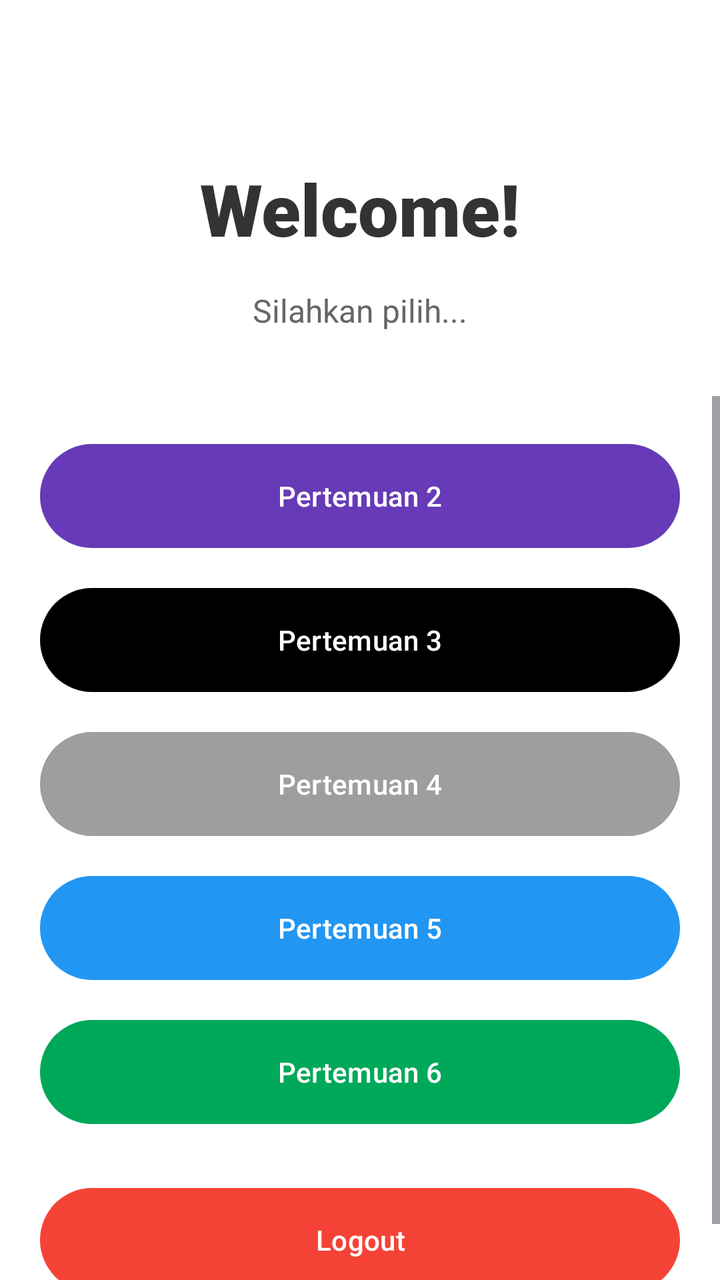
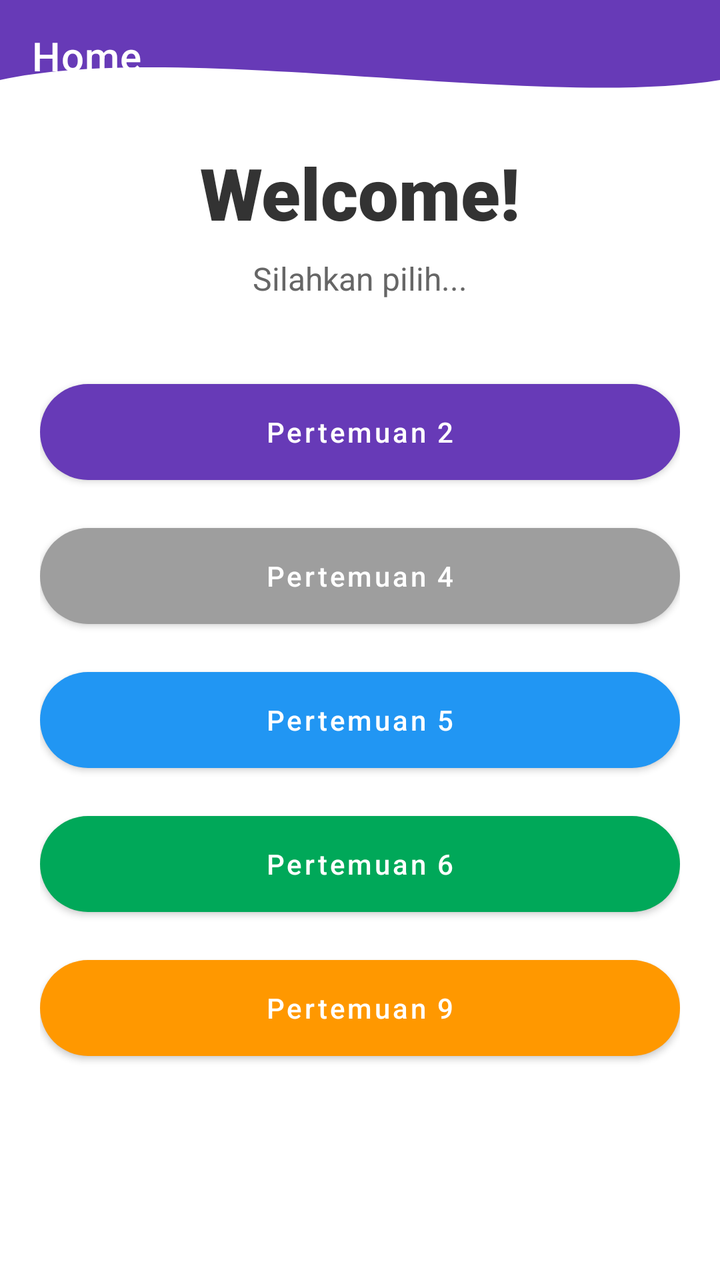

An Android layout rendered at two revisions. The XML below is the earlier revision; the diff shows what the commit changed to produce the second picture.
<!-- AndroidManifest.xml: application theme Theme.RaseoApps -->
<!-- res/layout/fragment_home.xml -->
<?xml version="1.0" encoding="utf-8"?>
<androidx.constraintlayout.widget.ConstraintLayout xmlns:android="http://schemas.android.com/apk/res/android"
    xmlns:app="http://schemas.android.com/apk/res-auto"
    xmlns:tools="http://schemas.android.com/tools"
    android:layout_width="match_parent"
    android:layout_height="match_parent"
    android:background="@color/white"
    tools:context=".home.HomeFragment">

    <TextView
        android:id="@+id/tvWelcome"
        android:layout_width="wrap_content"
        android:layout_height="wrap_content"
        android:layout_marginTop="80dp"
        android:fontFamily="sans-serif-black"
        android:text="Welcome!"
        android:textColor="#333333"
        android:textSize="36sp"
        app:layout_constraintEnd_toEndOf="parent"
        app:layout_constraintStart_toStartOf="parent"
        app:layout_constraintTop_toTopOf="parent" />

    <TextView
        android:id="@+id/tvSubtitle"
        android:layout_width="wrap_content"
        android:layout_height="wrap_content"
        android:layout_marginTop="16dp"
        android:text="Silahkan pilih..."
        android:textColor="#666666"
        android:textSize="16sp"
        app:layout_constraintEnd_toEndOf="parent"
        app:layout_constraintStart_toStartOf="parent"
        app:layout_constraintTop_toBottomOf="@+id/tvWelcome" />

    <ScrollView
        android:layout_width="match_parent"
        android:layout_height="0dp"
        android:layout_marginTop="32dp"
        app:layout_constraintBottom_toBottomOf="parent"
        app:layout_constraintTop_toBottomOf="@+id/tvSubtitle">

        <LinearLayout
            android:layout_width="match_parent"
            android:layout_height="wrap_content"
            android:gravity="center_horizontal"
            android:orientation="vertical"
            android:padding="20dp">

            <com.google.android.material.button.MaterialButton
                android:id="@+id/btnToSecond"
                android:layout_width="match_parent"
                android:layout_height="60dp"
                android:layout_marginBottom="12dp"
                android:text="Pertemuan 2"
                android:textAllCaps="false"
                app:cornerRadius="30dp"
                app:backgroundTint="#673AB7" />

            <com.google.android.material.button.MaterialButton
                android:id="@+id/btnToThird"
                android:layout_width="match_parent"
                android:layout_height="60dp"
                android:layout_marginBottom="12dp"
                android:text="Pertemuan 3"
                android:textAllCaps="false"
                app:cornerRadius="30dp"
                app:backgroundTint="#000000" />

            <com.google.android.material.button.MaterialButton
                android:id="@+id/btnToFourth"
                android:layout_width="match_parent"
                android:layout_height="60dp"
                android:layout_marginBottom="12dp"
                android:text="Pertemuan 4"
                android:textAllCaps="false"
                app:cornerRadius="30dp"
                app:backgroundTint="#9E9E9E" />

            <com.google.android.material.button.MaterialButton
                android:id="@+id/btnToFifth"
                android:layout_width="match_parent"
                android:layout_height="60dp"
                android:layout_marginBottom="12dp"
                android:text="Pertemuan 5"
                android:textAllCaps="false"
                app:cornerRadius="30dp"
                app:backgroundTint="#2196F3" />

            <com.google.android.material.button.MaterialButton
                android:id="@+id/btnToSixth"
                android:layout_width="match_parent"
                android:layout_height="60dp"
                android:layout_marginBottom="24dp"
                android:text="Pertemuan 6"
                android:textAllCaps="false"
                app:cornerRadius="30dp"
                app:backgroundTint="#00A859" />

            <com.google.android.material.button.MaterialButton
                android:id="@+id/btnLogout"
                android:layout_width="match_parent"
                android:layout_height="60dp"
                android:text="Logout"
                android:textAllCaps="false"
                app:cornerRadius="30dp"
                app:backgroundTint="#F44336" />

        </LinearLayout>
    </ScrollView>

</androidx.constraintlayout.widget.ConstraintLayout>
<!-- resources referenced by this layout -->
<resources>
  <color name="white">#FFFFFFFF</color>
  <style name="Theme.RaseoApps" parent="Base.Theme.RaseoApps" />
  <style name="Base.Theme.RaseoApps" parent="Theme.Material3.DayNight.NoActionBar">
          
          
      </style>
</resources>

<!-- the commit's change to res/layout/fragment_home.xml (unified diff, before → after) -->
@@ -7,35 +7,52 @@
     android:background="@color/white"
     tools:context=".home.HomeFragment">
 
+    <View
+        android:id="@+id/background_header"
+        android:layout_width="0dp"
+        android:layout_height="100dp"
+        android:background="@drawable/bg_header_wave"
+        app:layout_constraintEnd_toEndOf="parent"
+        app:layout_constraintStart_toStartOf="parent"
+        app:layout_constraintTop_toTopOf="parent" />
+
+    <androidx.appcompat.widget.Toolbar
+        android:id="@+id/toolbar"
+        android:layout_width="match_parent"
+        android:layout_height="?attr/actionBarSize"
+        app:layout_constraintTop_toTopOf="parent"
+        app:title="Home"
+        app:titleTextColor="@color/white" />
+
     <TextView
-        android:id="@+id/tvWelcome"
+        android:id="@+id/textView2"
         android:layout_width="wrap_content"
         android:layout_height="wrap_content"
-        android:layout_marginTop="80dp"
+        android:layout_marginTop="16dp"
         android:fontFamily="sans-serif-black"
         android:text="Welcome!"
         android:textColor="#333333"
         android:textSize="36sp"
         app:layout_constraintEnd_toEndOf="parent"
         app:layout_constraintStart_toStartOf="parent"
-        app:layout_constraintTop_toTopOf="parent" />
+        app:layout_constraintTop_toBottomOf="@+id/toolbar" />
 
     <TextView
         android:id="@+id/tvSubtitle"
         android:layout_width="wrap_content"
         android:layout_height="wrap_content"
-        android:layout_marginTop="16dp"
+        android:layout_marginTop="8dp"
         android:text="Silahkan pilih..."
         android:textColor="#666666"
         android:textSize="16sp"
         app:layout_constraintEnd_toEndOf="parent"
         app:layout_constraintStart_toStartOf="parent"
-        app:layout_constraintTop_toBottomOf="@+id/tvWelcome" />
+        app:layout_constraintTop_toBottomOf="@+id/textView2" />
 
     <ScrollView
         android:layout_width="match_parent"
         android:layout_height="0dp"
-        android:layout_marginTop="32dp"
+        android:layout_marginTop="16dp"
         app:layout_constraintBottom_toBottomOf="parent"
         app:layout_constraintTop_toBottomOf="@+id/tvSubtitle">
 
@@ -53,18 +70,8 @@
                 android:layout_marginBottom="12dp"
                 android:text="Pertemuan 2"
                 android:textAllCaps="false"
-                app:cornerRadius="30dp"
-                app:backgroundTint="#673AB7" />
-
-            <com.google.android.material.button.MaterialButton
-                android:id="@+id/btnToThird"
-                android:layout_width="match_parent"
-                android:layout_height="60dp"
-                android:layout_marginBottom="12dp"
-                android:text="Pertemuan 3"
-                android:textAllCaps="false"
-                app:cornerRadius="30dp"
-                app:backgroundTint="#000000" />
+                app:backgroundTint="#673AB7"
+                app:cornerRadius="30dp" />
 
             <com.google.android.material.button.MaterialButton
                 android:id="@+id/btnToFourth"
@@ -73,8 +80,8 @@
                 android:layout_marginBottom="12dp"
                 android:text="Pertemuan 4"
                 android:textAllCaps="false"
-                app:cornerRadius="30dp"
-                app:backgroundTint="#9E9E9E" />
+                app:backgroundTint="#9E9E9E"
+                app:cornerRadius="30dp" />
 
             <com.google.android.material.button.MaterialButton
                 android:id="@+id/btnToFifth"
@@ -83,27 +90,28 @@
                 android:layout_marginBottom="12dp"
                 android:text="Pertemuan 5"
                 android:textAllCaps="false"
-                app:cornerRadius="30dp"
-                app:backgroundTint="#2196F3" />
+                app:backgroundTint="#2196F3"
+                app:cornerRadius="30dp" />
 
             <com.google.android.material.button.MaterialButton
                 android:id="@+id/btnToSixth"
                 android:layout_width="match_parent"
                 android:layout_height="60dp"
-                android:layout_marginBottom="24dp"
+                android:layout_marginBottom="12dp"
                 android:text="Pertemuan 6"
                 android:textAllCaps="false"
-                app:cornerRadius="30dp"
-                app:backgroundTint="#00A859" />
+                app:backgroundTint="#00A859"
+                app:cornerRadius="30dp" />
 
             <com.google.android.material.button.MaterialButton
-                android:id="@+id/btnLogout"
+                android:id="@+id/btnToNinth"
                 android:layout_width="match_parent"
                 android:layout_height="60dp"
-                android:text="Logout"
+                android:layout_marginBottom="24dp"
+                android:text="Pertemuan 9"
                 android:textAllCaps="false"
-                app:cornerRadius="30dp"
-                app:backgroundTint="#F44336" />
+                app:backgroundTint="#FF9800"
+                app:cornerRadius="30dp" />
 
         </LinearLayout>
     </ScrollView>
<!-- resource entries referenced after the edit -->
@@ -1,10 +1,40 @@
 <!-- resources referenced by this layout -->
 <resources>
   <color name="white">#FFFFFFFF</color>
+  <!-- drawable bg_header_wave (drawable) -->
+  <vector xmlns:android="http://schemas.android.com/apk/res/android"
+      android:width="100dp"
+      android:height="100dp"
+      android:viewportWidth="100"
+      android:viewportHeight="100">
+  
+      <path
+          android:fillColor="?attr/colorPrimary"
+          android:pathData="
+              M0,0
+              L100,0
+              L100,40
+              C 75,55
+                25,20
+                0,40
+              Z" />
+  </vector>
   <style name="Theme.RaseoApps" parent="Base.Theme.RaseoApps" />
-  <style name="Base.Theme.RaseoApps" parent="Theme.Material3.DayNight.NoActionBar">
+  <style name="Base.Theme.RaseoApps" parent="Theme.MaterialComponents.DayNight.NoActionBar">
           
+          <item name="colorPrimary">@color/purple_primary</item>
+          <item name="colorPrimaryVariant">@color/purple_700</item>
+          <item name="colorOnPrimary">@color/white</item>
           
+          <item name="colorSecondary">@color/teal_200</item>
+          <item name="colorSecondaryVariant">@color/teal_200</item>
+          <item name="colorOnSecondary">@color/black</item>
+          
+          <item name="android:statusBarColor">?attr/colorPrimaryVariant</item>
       </style>
+  <color name="purple_primary">#673AB7</color>
+  <color name="purple_700">#3700B3</color>
+  <color name="teal_200">#03DAC5</color>
+  <color name="black">#FF000000</color>
 </resources>
 
